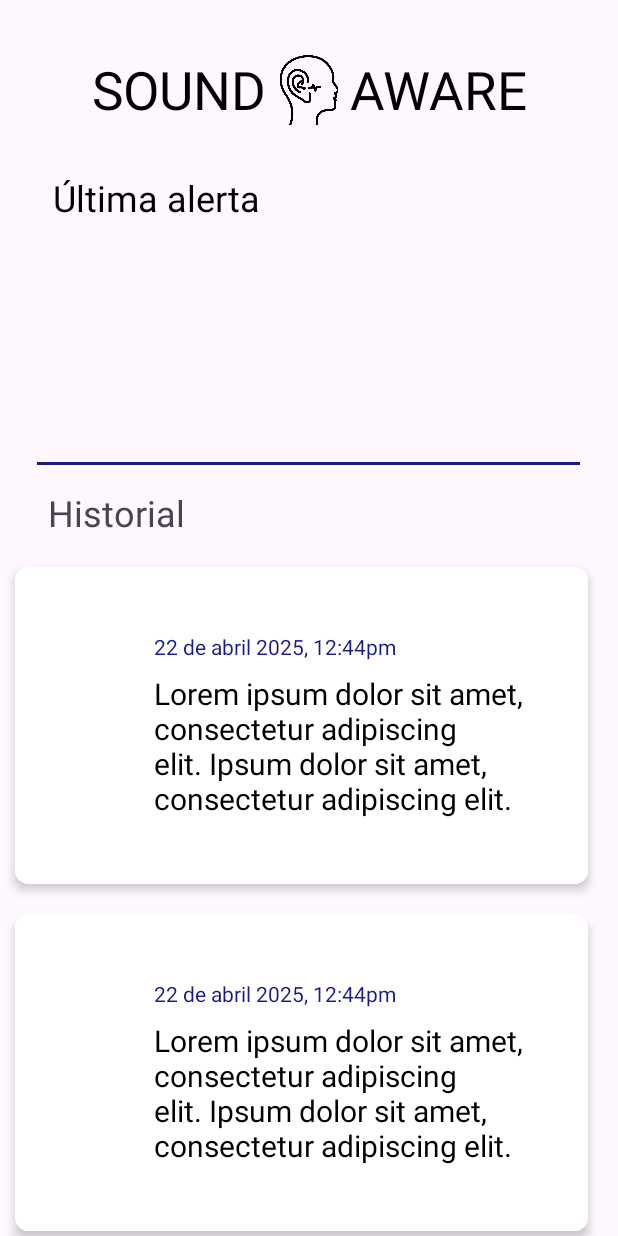
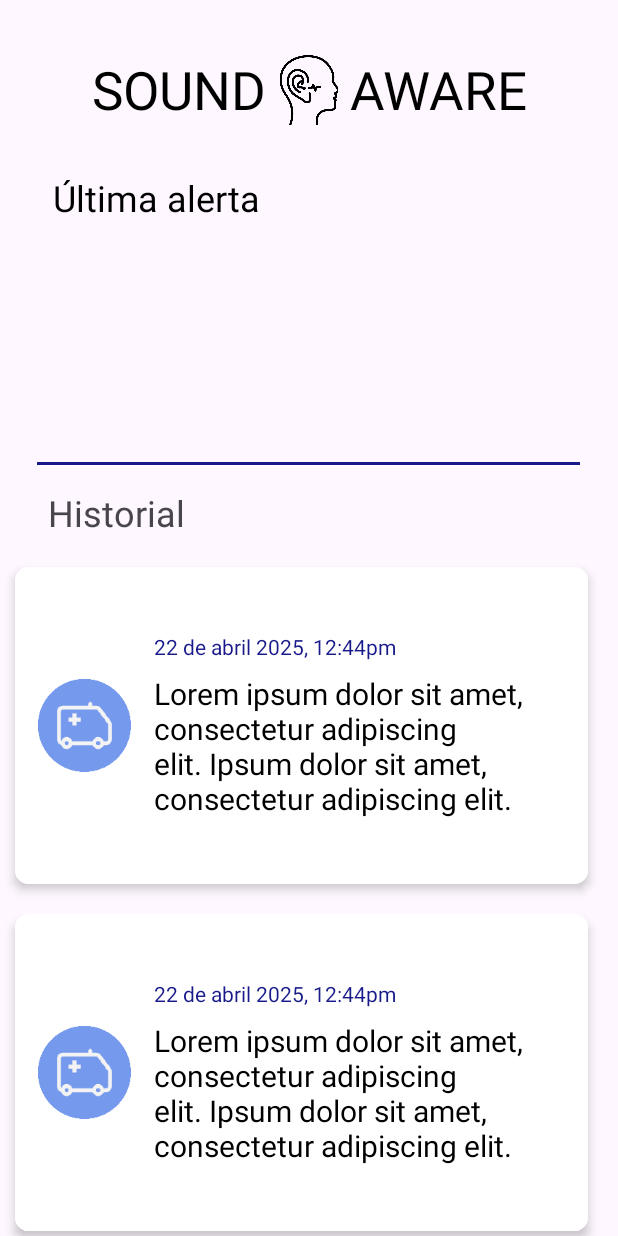
Before and after one commit to AxFerCg13/SoundAware, an Android app: the screen it shows after launch (MainActivity), on a phone screen of 412 x 824 dp. Run offline under Robolectric (Android 15) with nearby library versions, the phone set to English and light mode, and no system bars.

Commit message:
refactor: change AlertAdapter logic to read drawable resources

```diff
--- a/app/src/main/java/com/example/soundaware/Adapter/Alert.java
+++ b/app/src/main/java/com/example/soundaware/Adapter/Alert.java
@@ -3,11 +3,15 @@ package com.example.soundaware.Adapter;
 public class Alert {
     // Attributes at desing
     private int id;
+
+    private String  iconPath;
     private String date;
     private String description;
 
-    public Alert(int id, String date, String description) {
+
+    public Alert(int id, String iconPath, String date, String description) {
         this.id = id;
+        this.iconPath = iconPath;
         this.date = date;
         this.description = description;
     }
@@ -40,10 +44,19 @@ public class Alert {
         this.description = description;
     }
 
+    public String getIconPath() {
+        return iconPath;
+    }
+
+    public void setIconPath(String iconPath) {
+        this.iconPath = iconPath;
+    }
+
     @Override
     public String toString() {
         return "Alert{" +
                 "id=" + id +
+                ", iconPath='" + iconPath + '\'' +
                 ", date='" + date + '\'' +
                 ", description='" + description + '\'' +
                 '}';
--- a/app/src/main/java/com/example/soundaware/Adapter/AlertAdapter.java
+++ b/app/src/main/java/com/example/soundaware/Adapter/AlertAdapter.java
@@ -13,15 +13,16 @@ import androidx.recyclerview.widget.RecyclerView;
 import com.bumptech.glide.Glide;
 import com.example.soundaware.R;
 
+import java.util.ArrayList;
 import java.util.List;
 
-public class AlertAdapter extends RecyclerView .Adapter<AlertAdapter.ViewHolder>{
+public class AlertAdapter extends RecyclerView.Adapter<AlertAdapter.ViewHolder> {
 
     private List<Alert> alertList;
     private Context context;
 
     public AlertAdapter(List<Alert> alertList, Context context) {
-        this.alertList = alertList;
+        this.alertList = alertList != null ? alertList : new ArrayList<>();
         this.context = context;
     }
 
@@ -34,8 +35,30 @@ public class AlertAdapter extends RecyclerView .Adapter<AlertAdapter.ViewHolder>
 
     @Override
     public void onBindViewHolder(@NonNull ViewHolder holder, int position) {
-        holder.alertDate.setText(alertList.get(position).getDate());
-        holder.alertDescription.setText(alertList.get(position).getDescription());
+        Alert alert = alertList.get(position);
+
+        // Cargar imagen
+        if (alert.getIconPath() != null && !alert.getIconPath().isEmpty()) {
+            try {
+                int drawableId = context.getResources().getIdentifier(
+                        alert.getIconPath(),
+                        "drawable",
+                        context.getPackageName());
+
+                if (drawableId != 0) {
+                    Glide.with(context)
+                            .load(drawableId)
+                            .into(holder.cardIcon);
+                } else {
+                    Glide.with(context)
+                            .load(alert.getIconPath())
+                            .into(holder.cardIcon);
+                }
+            } catch (Exception e) {
+            }
+        }
+        holder.alertDate.setText(alert.getDate() != null ? alert.getDate() : "");
+        holder.alertDescription.setText(alert.getDescription() != null ? alert.getDescription() : "");
     }
 
     @Override
@@ -43,8 +66,12 @@ public class AlertAdapter extends RecyclerView .Adapter<AlertAdapter.ViewHolder>
         return alertList.size();
     }
 
+    public void updateData(List<Alert> newAlerts) {
+        this.alertList = newAlerts != null ? newAlerts : new ArrayList<>();
+        notifyDataSetChanged();
+    }
+
     public static class ViewHolder extends RecyclerView.ViewHolder {
-
         private ImageView cardIcon;
         private TextView alertDate;
         private TextView alertDescription;
--- a/app/src/main/java/com/example/soundaware/MainActivity.java
+++ b/app/src/main/java/com/example/soundaware/MainActivity.java
@@ -44,7 +44,7 @@ public class MainActivity extends AppCompatActivity {
         List<Alert> alertList = new ArrayList<>();
 
         for(int i = 0; i < 5; i++){
-            alertList.add(new Alert(i, "22 de abril 2025, 12:44pm", "Lorem ipsum dolor sit amet, consectetur adipiscing elit. Ipsum dolor sit amet, consectetur adipiscing elit. "));
+            alertList.add(new Alert(i, "history_icon","22 de abril 2025, 12:44pm", "Lorem ipsum dolor sit amet, consectetur adipiscing elit. Ipsum dolor sit amet, consectetur adipiscing elit. "));
         }
         alertAdapter = new AlertAdapter(alertList, this);
         alertsRecycler.setAdapter((alertAdapter));
--- a/app/src/main/res/layout/alert_card.xml
+++ b/app/src/main/res/layout/alert_card.xml
@@ -27,7 +27,7 @@
             android:layout_height="62dp"
             android:layout_gravity="center_vertical"
             android:contentDescription="@string/alert_image_description_label"
-            tools:srcCompat="@tools:sample/avatars" />
+            tools:srcCompat="@drawable/history_icon" />
 
         <LinearLayout
             android:layout_width="0dp"
```
